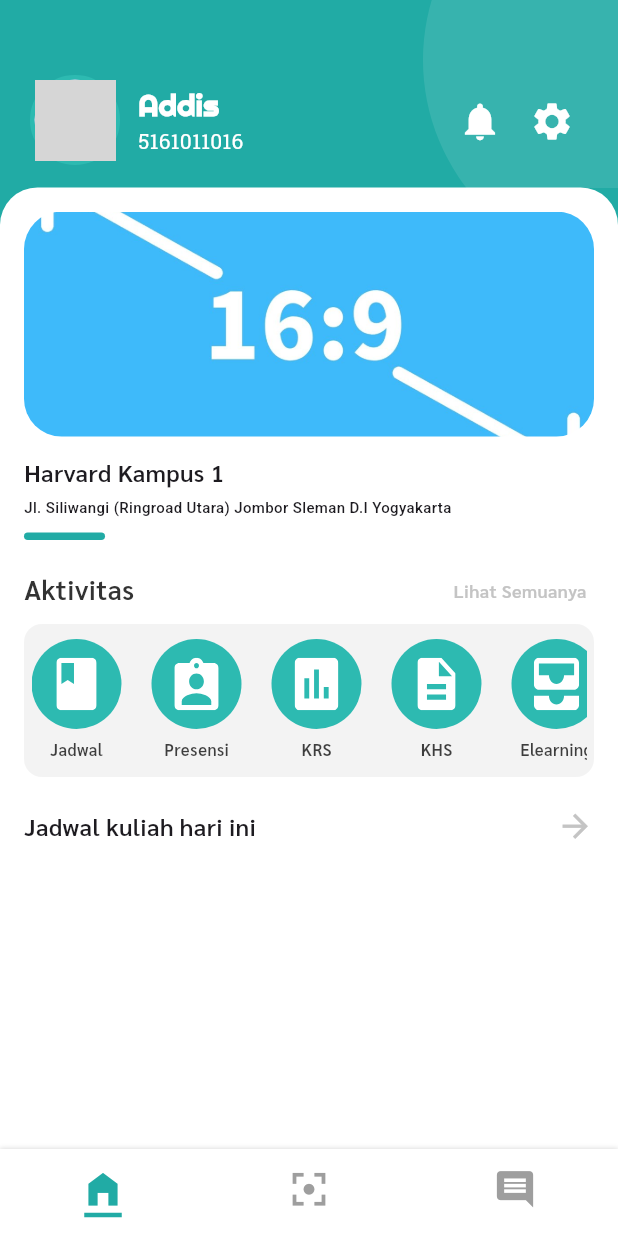
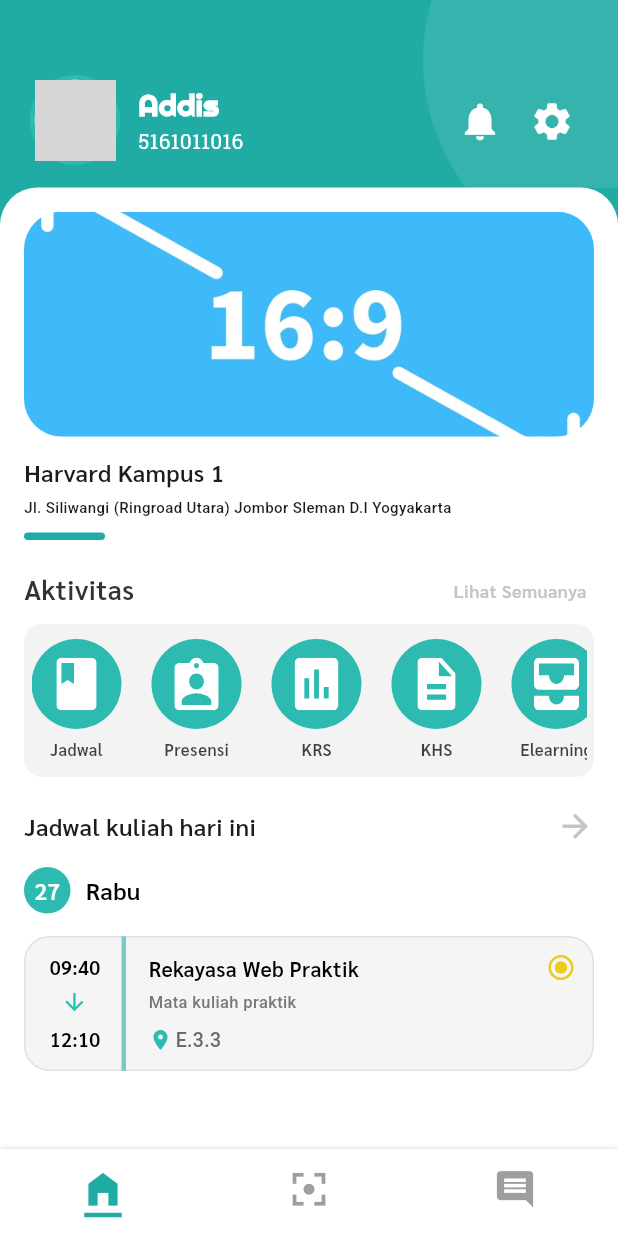
Before and after one commit to barengs/adit-mobile-flutter, a Flutter app: the screen it shows after launch, on a phone screen of 412 x 824 dp. Run offline on Flutter 3.47's test engine with Material 3 defaults, Android fonts, the phone set to English and light mode, and no system bars; our stand-ins replace flutter_svg; network calls fail; grey boxes are pictures that could not be loaded.

Commit message:
UPDATE : tambahkan widget  jadwal kuliahh card

```diff
--- a/lib/dashboard/dashboard_content.dart
+++ b/lib/dashboard/dashboard_content.dart
@@ -1,6 +1,7 @@
 import 'package:flutter/material.dart';
 import 'package:siakad/constant/app_colors.dart';
 import 'package:siakad/widgets/aktivitas_card.dart';
+import 'package:siakad/widgets/jadwal_kuliah_card.dart';
 
 class DashboardContent extends StatefulWidget {
   const DashboardContent({super.key});
@@ -80,7 +81,16 @@ class _DashboardContentState extends State<DashboardContent> {
             ),
           ],
         ),
-        Align(),
+        SizedBox(height: 15),
+        JadwalKuliahCard(
+          tanggal: 27,
+          hari: 'Rabu',
+          mataKuliah: 'Rekayasa Web Praktik',
+          deskripsi: 'Mata kuliah praktik',
+          jamMulai: '09:40',
+          jamSelesai: '12:10',
+          lokasi: 'E.3.3',
+        ),
       ],
     );
   }
--- /dev/null
+++ b/lib/widgets/jadwal_kuliah_card.dart
@@ -0,0 +1,190 @@
+import 'package:flutter/material.dart';
+import 'package:siakad/constant/app_colors.dart';
+import 'package:flutter_svg/flutter_svg.dart';
+
+class JadwalKuliahCard extends StatelessWidget {
+  final int tanggal;
+  final String hari;
+  final String mataKuliah;
+  final String deskripsi;
+  final String jamMulai;
+  final String jamSelesai;
+  final String lokasi;
+
+  const JadwalKuliahCard({
+    super.key,
+    required this.tanggal,
+    required this.hari,
+    required this.mataKuliah,
+    required this.deskripsi,
+    required this.jamMulai,
+    required this.jamSelesai,
+    required this.lokasi,
+  });
+
+  @override
+  Widget build(BuildContext context) {
+    return Column(
+      crossAxisAlignment: CrossAxisAlignment.start,
+      children: [
+        // Tanggal dan Hari
+        Row(
+          crossAxisAlignment: CrossAxisAlignment.center,
+          children: [
+            // Tanggal Bulat
+            Container(
+              width: 31,
+              height: 31,
+              decoration: BoxDecoration(
+                color: AppColors.accent,
+                shape: BoxShape.circle,
+              ),
+              alignment: Alignment.center,
+              child: Text(
+                '$tanggal',
+                style: const TextStyle(
+                  color: Colors.white,
+                  fontFamily: 'Sarabun',
+                  fontWeight: FontWeight.w600,
+                  fontSize: 15,
+                ),
+              ),
+            ),
+            const SizedBox(width: 10),
+            // Hari
+            Text(
+              hari,
+              style: const TextStyle(
+                fontFamily: 'Sarabun',
+                fontWeight: FontWeight.w600,
+                fontSize: 16,
+                color: Colors.black,
+              ),
+            ),
+          ],
+        ),
+        const SizedBox(height: 15),
+
+        // Custom Card
+        Stack(
+          children: [
+            Positioned(
+              left: 65,
+              top: 0,
+              bottom: 0,
+              child: Container(width: 3, color: AppColors.accent),
+            ),
+            // Konten Card
+            Container(
+              width: double.infinity,
+              padding: const EdgeInsets.symmetric(horizontal: 16, vertical: 10),
+              decoration: BoxDecoration(
+                color: const Color.fromRGBO(229, 229, 229, 0.4),
+                borderRadius: BorderRadius.circular(17),
+                border: Border.all(
+                  color: const Color.fromRGBO(196, 196, 196, 0.42),
+                  width: 1,
+                ),
+              ),
+              child: Row(
+                crossAxisAlignment: CrossAxisAlignment.start,
+                children: [
+                  // Waktu
+                  Column(
+                    crossAxisAlignment: CrossAxisAlignment.center,
+                    children: [
+                      Text(
+                        jamMulai,
+                        style: const TextStyle(
+                          fontFamily: 'Sarabun',
+                          fontWeight: FontWeight.w600,
+                          fontSize: 13,
+                          color: Colors.black,
+                        ),
+                      ),
+                      const SizedBox(height: 8),
+                      SvgPicture.asset(
+                        'assets/svg/arrow_downward.svg',
+                        width: 13,
+                        height: 13,
+                      ),
+                      const SizedBox(height: 8),
+                      Text(
+                        jamSelesai,
+                        style: const TextStyle(
+                          fontFamily: 'Sarabun',
+                          fontWeight: FontWeight.w600,
+                          fontSize: 13,
+                          color: Colors.black,
+                        ),
+                      ),
+                    ],
+                  ),
+                  const SizedBox(width: 32),
+
+                  // Detail Mata Kuliah
+                  Expanded(
+                    child: Column(
+                      crossAxisAlignment: CrossAxisAlignment.start,
+                      children: [
+                        Text(
+                          mataKuliah,
+                          style: const TextStyle(
+                            fontFamily: 'Sarabun',
+                            fontWeight: FontWeight.w600,
+                            fontSize: 14,
+                            color: Colors.black,
+                          ),
+                        ),
+                        const SizedBox(height: 5),
+                        Text(
+                          deskripsi,
+                          style: const TextStyle(
+                            fontFamily: 'Roboto',
+                            fontWeight: FontWeight.w300,
+                            fontSize: 11,
+                            color: Color.fromRGBO(107, 107, 107, 0.9),
+                          ),
+                        ),
+                        const SizedBox(height: 8),
+                        Row(
+                          children: [
+                            Icon(
+                              Icons.location_on,
+                              color: AppColors.accent,
+                              size: 16,
+                            ),
+                            const SizedBox(width: 2),
+                            Text(
+                              lokasi,
+                              style: const TextStyle(
+                                fontFamily: 'Roboto',
+                                fontWeight: FontWeight.w500,
+                                fontSize: 13,
+                                color: Color.fromRGBO(101, 101, 101, 0.96),
+                              ),
+                            ),
+                          ],
+                        ),
+                      ],
+                    ),
+                  ),
+
+                  // Status Icon
+                  Transform.translate(
+                    offset: const Offset(5, 0),
+                    child: SvgPicture.asset(
+                      'assets/svg/radio_button_checked.svg',
+                      width: 20,
+                      height: 20,
+                    ),
+                  ),
+                ],
+              ),
+            ),
+          ],
+        ),
+      ],
+    );
+  }
+}
```
